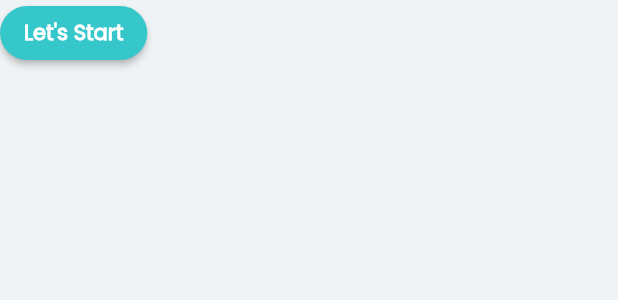
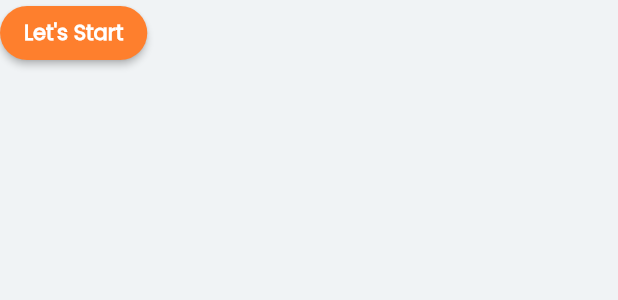
Before and after one commit to sagarkarki92/plank_me, a Flutter app: the Button widget shown alone on an empty page, opened directly, on a phone screen of 412 x 824 dp. Shown: the top 300 px of the screen. Run offline on Flutter 3.47's test engine with Material 2 defaults, Android fonts, the light colour scheme and no system bars; our stand-ins replace bloc, flutter_bloc, flutter_local_notifications, flutter_native_timezone, freezed_annotation, get_it and 3 more; accounts and stored records are empty; statements that could not run were skipped.

Commit message:
add theme color varient in palette

```diff
--- a/lib/app.dart
+++ b/lib/app.dart
@@ -27,7 +27,7 @@ class PlankMe extends StatelessWidget {
         future: context.read<AppCubit>().hasAlreadyPlankedToday(),
         builder: (context, state) {
           if (state.hasData) {
-            return state.data! as bool ? PlankRecordScreen() : TimerScreen();
+            return state.data! as bool ? TimerScreen() : TimerScreen();
           } else if (state.hasError) {
             return TimerScreen();
           }
--- a/lib/presentation/timer/ui/widgets/button.dart
+++ b/lib/presentation/timer/ui/widgets/button.dart
@@ -16,7 +16,7 @@ class Button extends StatelessWidget {
                 },
               )
             : ElevatedButton(
-                child: const Text("Stop"),
+                child: const Text("Never Stop"),
                 style: ButtonStyle(
                   backgroundColor:
                       MaterialStateProperty.all<Color>(AppColors.error),
--- a/lib/presentation/ui_utils/app_theme.dart
+++ b/lib/presentation/ui_utils/app_theme.dart
@@ -10,8 +10,8 @@ class AppTheme {
       primaryColor: AppColors.primary,
       primaryColorLight: AppColors.primaryLight,
       primaryColorDark: AppColors.primaryDark,
-      accentColor: AppColors.secondary,
-      errorColor: AppColors.secondary,
+      accentColor: AppColors.accent,
+      errorColor: AppColors.error,
       primaryColorBrightness: Brightness.light,
     );
   }
@@ -19,7 +19,7 @@ class AppTheme {
   static ThemeData light() {
     return _baseTheme.copyWith(
       brightness: Brightness.light,
-      scaffoldBackgroundColor: AppColors.lightSurface,
+      scaffoldBackgroundColor: AppColors.background,
       textTheme: ApptextStyles.textTheme,
       iconTheme: _lightIconTheme,
       elevatedButtonTheme: _lightButtonTheme,
@@ -37,7 +37,7 @@ class AppTheme {
   static ElevatedButtonThemeData get _lightButtonTheme =>
       ElevatedButtonThemeData(
         style: ButtonStyle(
-          backgroundColor: MaterialStateProperty.all<Color>(AppColors.primary),
+          backgroundColor: MaterialStateProperty.all<Color>(AppColors.accent),
           shape: MaterialStateProperty.all<OutlinedBorder>(
             RoundedRectangleBorder(
               borderRadius: BorderRadius.circular(24.0),
--- a/lib/presentation/ui_utils/colors.dart
+++ b/lib/presentation/ui_utils/colors.dart
@@ -1,17 +1,16 @@
 import 'package:flutter/material.dart';
 
 class AppColors {
-  static const primary = Color(0xFF36C7CB);
-  static const primaryDark = Color(0xFF009688);
+  static const primary = Color(0xFF404e7c);
+  static const primaryDark = Color(0xFF251f47);
   static final primaryLight = primary.withOpacity(0.3);
 
-  static const secondary = Color(0xFFD93636);
+  static const accent = Color(0xFFFE7F2D);
   static const error = Color(0xFF8F0000);
-  static final secondaryLight = secondary.withOpacity(0.3);
 
   static const light = Color(0xFFFFFFFF);
-  static const lightAccent = Color(0xFFE5E5F5);
-  static const lightSurface = Color(0xFFf0f3f5);
+  static const lightAccent = Color(0xFFfefeff);
+  static const background = Color(0xFFf0f3f5);
 
   static const dark = Color(0xFF151515);
   static const darkAccent = Color(0xFF353535);
--- a/lib/presentation/ui_utils/ui_extensions.dart
+++ b/lib/presentation/ui_utils/ui_extensions.dart
@@ -1,4 +1,5 @@
 import 'package:flutter/material.dart';
+import 'package:plank_me/presentation/ui_utils/colors.dart';
 
 extension ThemeContext on BuildContext {
   ThemeData get theme => Theme.of(this);
@@ -6,6 +7,9 @@ extension ThemeContext on BuildContext {
 }
 
 extension TextWeight on TextStyle {
+
   TextStyle get bold => copyWith(fontWeight: FontWeight.w700);
+  TextStyle get thin => copyWith(fontWeight: FontWeight.w300);
   TextStyle withColor(Color color) => copyWith(color: color);
+  TextStyle get white => copyWith(color: AppColors.lightAccent);
 }
```
Also changed, not shown: lib/core/configs.dart (+5 -3 lines), lib/presentation/timer/ui/timer_screen.dart (+32 -11 lines), lib/presentation/timer/ui/widgets/plank_timer.dart (+6 -1 lines).
